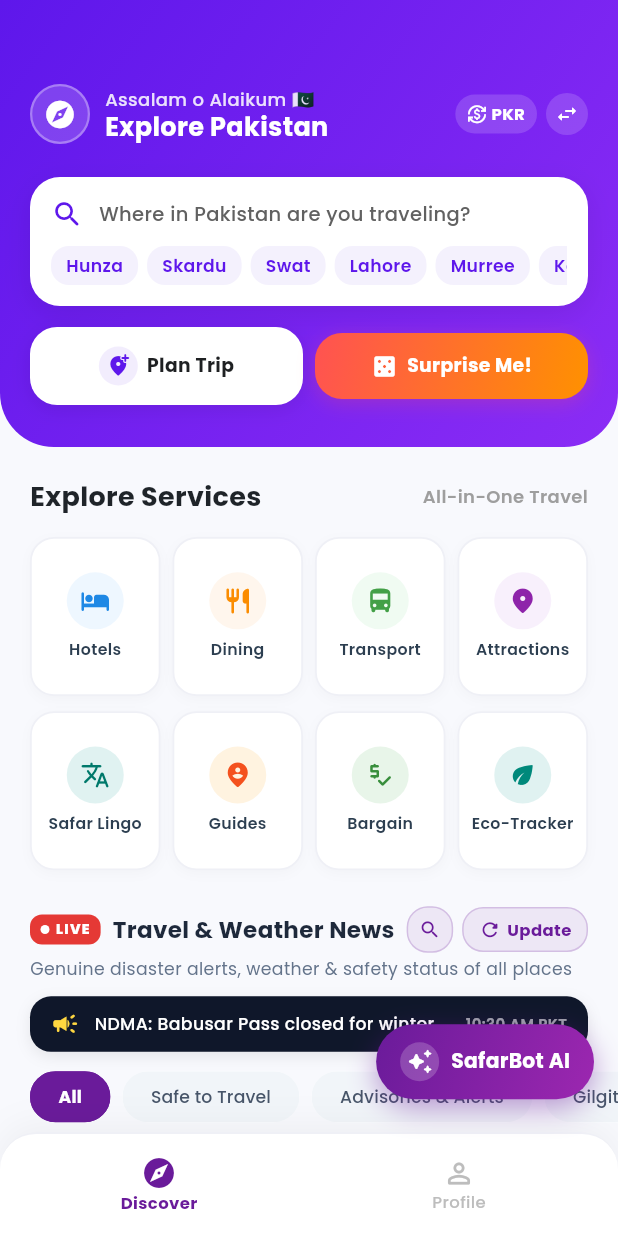
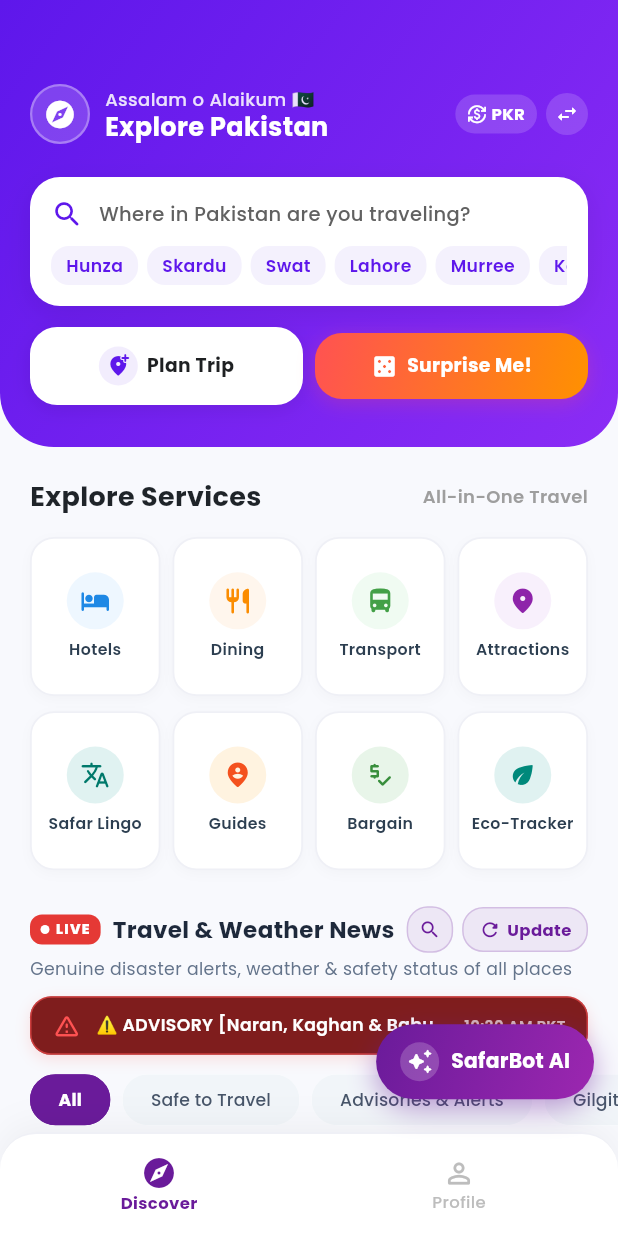
Before and after one commit to MuhammadAhsan-MASK/SafarSathi, a Flutter app: the screen it shows once a user with an empty profile is signed in, on a phone screen of 412 x 824 dp. Run offline on Flutter 3.47's test engine with Material 3 defaults, Android fonts, the phone set to English and light mode, and no system bars; our stand-ins replace cloud_firestore, csv, firebase_auth, firebase_core, flutter_tts, google_fonts and 6 more; accounts and stored records are empty; generated files the repository leaves out were written again; network calls fail.

Commit message:
feat(broadcast): connect live travel advisories & emergency alerts to firestore

```diff
--- a/lib/features/news/services/travel_news_service.dart
+++ b/lib/features/news/services/travel_news_service.dart
@@ -1,7 +1,47 @@
 import 'package:flutter/material.dart';
+import 'package:cloud_firestore/cloud_firestore.dart';
 import '../models/travel_news_model.dart';
 
 class TravelNewsService {
+  /// Stream live travel advisories combining Admin-broadcasted alerts from Firestore
+  /// with default NDMA/PMD verified feeds.
+  static Stream<List<TravelNewsItem>> getLiveAdvisoriesStream() {
+    try {
+      return FirebaseFirestore.instance
+          .collection('travel_advisories')
+          .snapshots()
+          .map((snapshot) {
+            final adminBroadcasts = snapshot.docs
+                .where((doc) {
+                  final data = doc.data();
+                  return data['isActive'] == null || data['isActive'] == true;
+                })
+                .map((doc) => TravelNewsItem.fromFirestore(doc.data(), doc.id))
+                .toList();
+
+            // Sort admin broadcasts: warnings first, then newest
+            adminBroadcasts.sort((a, b) {
+              if (a.safetyStatus == TravelSafetyStatus.warning && b.safetyStatus != TravelSafetyStatus.warning) return -1;
+              if (b.safetyStatus == TravelSafetyStatus.warning && a.safetyStatus != TravelSafetyStatus.warning) return 1;
+              return b.updatedAt.compareTo(a.updatedAt);
+            });
+
+            final defaultList = getLiveAdvisories();
+            // Avoid duplicate places if admin broadcasted for that exact place
+            final broadcastPlaceNames = adminBroadcasts.map((e) => e.placeName.toLowerCase().trim()).toSet();
+            final remainingDefaults = defaultList.where((d) => !broadcastPlaceNames.contains(d.placeName.toLowerCase().trim())).toList();
+
+            return [...adminBroadcasts, ...remainingDefaults];
+          }).handleError((err) {
+            debugPrint('Firestore live advisories stream error: $err');
+            return getLiveAdvisories();
+          });
+    } catch (e) {
+      debugPrint('Firestore offline or not initialized: $e');
+      return Stream.value(getLiveAdvisories());
+    }
+  }
+
   static List<TravelNewsItem> getLiveAdvisories() {
     final now = DateTime.now();
 
--- a/lib/features/news/widgets/live_travel_news_section.dart
+++ b/lib/features/news/widgets/live_travel_news_section.dart
@@ -1,3 +1,4 @@
+import 'dart:async';
 import 'package:flutter/material.dart';
 import 'package:google_fonts/google_fonts.dart';
 import '../models/travel_news_model.dart';
@@ -14,6 +15,7 @@ class LiveTravelNewsSection extends StatefulWidget {
 
 class _LiveTravelNewsSectionState extends State<LiveTravelNewsSection> {
   late List<TravelNewsItem> _advisories;
+  StreamSubscription<List<TravelNewsItem>>? _advisoriesSubscription;
   String _selectedFilter = 'All';
   String _searchQuery = '';
   bool _isRefreshing = false;
@@ -37,10 +39,19 @@ class _LiveTravelNewsSectionState extends State<LiveTravelNewsSection> {
     super.initState();
     _lastRefreshed = DateTime.now();
     _advisories = TravelNewsService.getLiveAdvisories();
+    _advisoriesSubscription = TravelNewsService.getLiveAdvisoriesStream().listen((items) {
+      if (mounted) {
+        setState(() {
+          _advisories = items;
+          _lastRefreshed = DateTime.now();
+        });
+      }
+    });
   }
 
   @override
   void dispose() {
+    _advisoriesSubscription?.cancel();
     _searchController.dispose();
     super.dispose();
   }
@@ -382,15 +393,28 @@ class _LiveTravelNewsSectionState extends State<LiveTravelNewsSection> {
   }
 
   Widget _buildLiveTickerBanner() {
+    String tickerText = 'NDMA: Babusar Pass closed for winter • KKH clear • Murree fog alert • Skardu flights normal';
+    bool isUrgentAlert = false;
+
+    final urgent = _advisories.where((a) => a.isBroadcast || a.safetyStatus == TravelSafetyStatus.warning).toList();
+    if (urgent.isNotEmpty) {
+      final top = urgent.first;
+      tickerText = top.isBroadcast
+          ? '🚨 LIVE BROADCAST [${top.placeName}]: ${top.headline}'
+          : '⚠️ ADVISORY [${top.placeName}]: ${top.headline}';
+      isUrgentAlert = true;
+    }
+
     return Container(
       margin: const EdgeInsets.symmetric(horizontal: 20),
       padding: const EdgeInsets.symmetric(horizontal: 14, vertical: 9),
       decoration: BoxDecoration(
-        color: const Color(0xFF0F172A),
+        color: isUrgentAlert ? const Color(0xFF7F1D1D) : const Color(0xFF0F172A),
         borderRadius: BorderRadius.circular(14),
+        border: isUrgentAlert ? Border.all(color: Colors.redAccent.withValues(alpha: 0.6)) : null,
         boxShadow: [
           BoxShadow(
-            color: Colors.black.withValues(alpha: 0.08),
+            color: (isUrgentAlert ? Colors.red : Colors.black).withValues(alpha: 0.15),
             blurRadius: 8,
             offset: const Offset(0, 3),
           ),
@@ -398,16 +422,20 @@ class _LiveTravelNewsSectionState extends State<LiveTravelNewsSection> {
       ),
       child: Row(
         children: [
-          const Icon(Icons.campaign_rounded, color: Colors.amberAccent, size: 19),
+          Icon(
+            isUrgentAlert ? Icons.warning_amber_rounded : Icons.campaign_rounded,
+            color: isUrgentAlert ? Colors.redAccent : Colors.amberAccent,
+            size: 19,
+          ),
           const SizedBox(width: 10),
           Expanded(
             child: Text(
-              'NDMA: Babusar Pass closed for winter • KKH clear • Murree fog alert • Skardu flights normal',
+              tickerText,
               maxLines: 1,
               overflow: TextOverflow.ellipsis,
               style: GoogleFonts.poppins(
                 fontSize: 11.5,
-                fontWeight: FontWeight.w500,
+                fontWeight: isUrgentAlert ? FontWeight.w600 : FontWeight.w500,
                 color: Colors.white,
               ),
             ),
@@ -417,7 +445,7 @@ class _LiveTravelNewsSectionState extends State<LiveTravelNewsSection> {
             _formatCurrentTime(_lastRefreshed).split('•').last.trim(),
             style: GoogleFonts.poppins(
               fontSize: 10,
-              color: Colors.white60,
+              color: Colors.white70,
               fontWeight: FontWeight.w600,
             ),
           ),
@@ -456,6 +484,35 @@ class _LiveTravelNewsSectionState extends State<LiveTravelNewsSection> {
         child: Column(
           crossAxisAlignment: CrossAxisAlignment.start,
           children: [
+            // Admin Broadcast Tag (if published by Admin Command Center)
+            if (item.isBroadcast) ...[
+              Container(
+                margin: const EdgeInsets.only(bottom: 8),
+                padding: const EdgeInsets.symmetric(horizontal: 7, vertical: 3),
+                decoration: BoxDecoration(
+                  color: Colors.red.shade50,
+                  borderRadius: BorderRadius.circular(8),
+                  border: Border.all(color: Colors.red.shade200),
+                ),
+                child: Row(
+                  mainAxisSize: MainAxisSize.min,
+                  children: [
+                    Icon(Icons.cell_tower_rounded, size: 12, color: Colors.red.shade700),
+                    const SizedBox(width: 4),
+                    Text(
+                      'ADMIN LIVE BROADCAST',
+                      style: GoogleFonts.poppins(
+                        fontSize: 9.5,
+                        fontWeight: FontWeight.w700,
+                        color: Colors.red.shade700,
+                        letterSpacing: 0.4,
+                      ),
+                    ),
+                  ],
+                ),
+              ),
+            ],
+
             // Top Row: Region & Safety Pill
             Row(
               children: [
```
Also changed, not shown: lib/features/news/models/travel_news_model.dart (+95 -0 lines).
